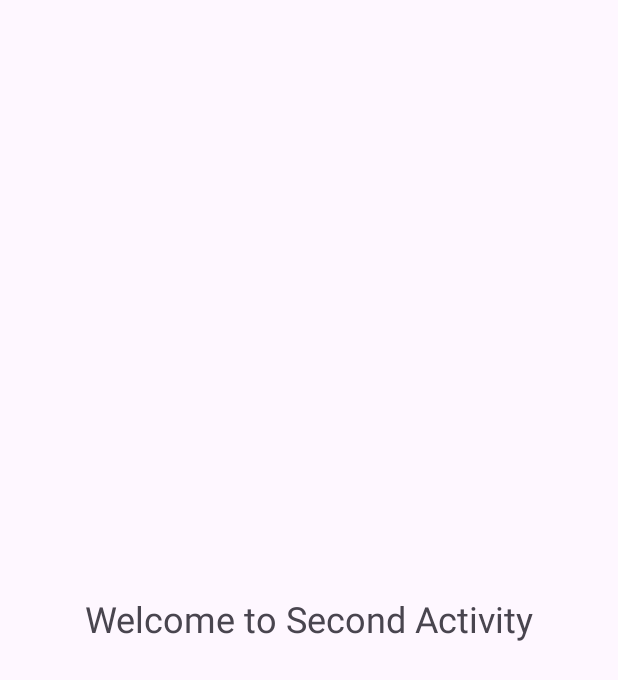
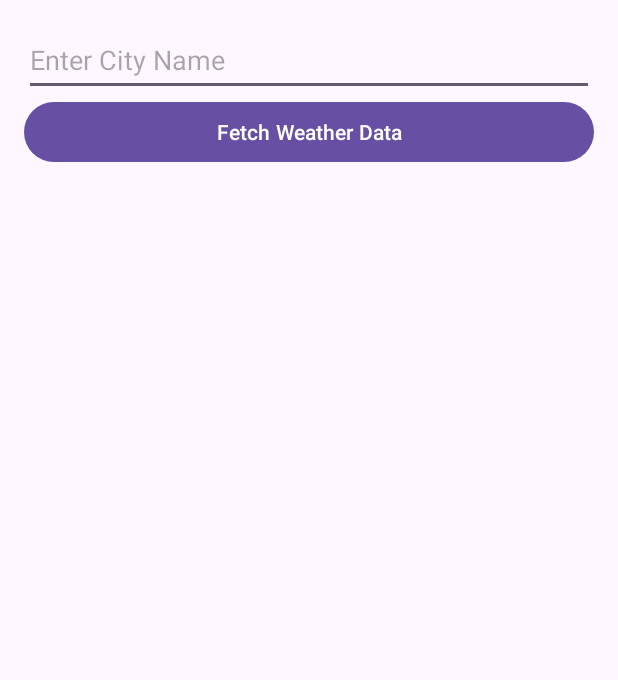
Before and after one commit to CS5520Feinberg/final-project-v2-group-11, an Android app: the SecondActivity screen opened directly, with no data from a screen before it, on a phone screen of 412 x 824 dp. Shown: the top 680 px of the screen. Run offline under Robolectric (Android 15) with nearby library versions, the phone set to English and light mode, and no system bars.

Commit message:
added weather map api and relevant buttons

```diff
--- a/NUMAD23Su_gourpv2_11/app/src/main/AndroidManifest.xml
+++ b/NUMAD23Su_gourpv2_11/app/src/main/AndroidManifest.xml
@@ -2,6 +2,7 @@
 <manifest xmlns:android="http://schemas.android.com/apk/res/android"
     xmlns:tools="http://schemas.android.com/tools">
 
+    <uses-permission android:name="android.permission.INTERNET" />
     <application
         android:allowBackup="true"
         android:dataExtractionRules="@xml/data_extraction_rules"
--- a/NUMAD23Su_gourpv2_11/app/src/main/java/com/example/numad23su_gourpv2_11/SecondActivity.java
+++ b/NUMAD23Su_gourpv2_11/app/src/main/java/com/example/numad23su_gourpv2_11/SecondActivity.java
@@ -1,13 +1,79 @@
 package com.example.numad23su_gourpv2_11;
 
 import android.os.Bundle;
+import android.util.Log;
+import android.view.View;
+import android.widget.Button;
+import android.widget.EditText;
+import android.widget.ProgressBar;
+import android.widget.TextView;
+
 import androidx.appcompat.app.AppCompatActivity;
 
+import org.json.JSONObject;
+
+import java.io.BufferedReader;
+import java.io.InputStreamReader;
+import java.net.HttpURLConnection;
+import java.net.URL;
+
 public class SecondActivity extends AppCompatActivity {
+    private static final String API_KEY = "805749b9bcdde60cbe02310708cdfe0c";
+    private EditText cityName;
+    private Button fetchButton;
+    private TextView resultTextView;
+    private ProgressBar progressBar;
 
     @Override
     protected void onCreate(Bundle savedInstanceState) {
         super.onCreate(savedInstanceState);
         setContentView(R.layout.activity_second);
+
+        cityName = findViewById(R.id.city_name);
+        fetchButton = findViewById(R.id.fetch_button);
+        resultTextView = findViewById(R.id.result_text_view);
+        progressBar = findViewById(R.id.progress_circular);
+
+        fetchButton.setOnClickListener(view -> fetchWeatherData());
+    }
+
+    private void fetchWeatherData() {
+        String city = cityName.getText().toString();
+
+        Thread thread = new Thread(() -> {
+            try {
+                runOnUiThread(() -> progressBar.setVisibility(View.VISIBLE));
+                URL url = new URL("http://api.openweathermap.org/data/2.5/weather?q=" + city + "&appid=" + API_KEY);
+                HttpURLConnection conn = (HttpURLConnection) url.openConnection();
+                conn.setRequestMethod("GET");
+                BufferedReader rd = new BufferedReader(new InputStreamReader(conn.getInputStream()));
+                String line;
+                StringBuilder result = new StringBuilder();
+                while ((line = rd.readLine()) != null) {
+                    result.append(line);
+                }
+                rd.close();
+                parseJsonData(result.toString());
+            } catch (Exception e) {
+                Log.e("SecondActivity", "Error fetching weather data", e);
+            } finally {
+                runOnUiThread(() -> progressBar.setVisibility(View.GONE));
+            }
+        });
+        thread.start();
+    }
+
+
+    private void parseJsonData(String jsonData) {
+        try {
+            JSONObject obj = new JSONObject(jsonData);
+            JSONObject main = obj.getJSONObject("main");
+            final String temperature = main.getString("temp");
+            final String humidity = main.getString("humidity");
+
+            runOnUiThread(() -> resultTextView.setText("Temperature: " + temperature + "\n" + "Humidity: " + humidity));
+        } catch (Exception e) {
+            Log.e("SecondActivity", "Error parsing JSON", e);
+        }
     }
 }
--- a/NUMAD23Su_gourpv2_11/app/src/main/res/layout/activity_second.xml
+++ b/NUMAD23Su_gourpv2_11/app/src/main/res/layout/activity_second.xml
@@ -1,20 +1,36 @@
 <?xml version="1.0" encoding="utf-8"?>
-<androidx.constraintlayout.widget.ConstraintLayout xmlns:android="http://schemas.android.com/apk/res/android"
-    xmlns:app="http://schemas.android.com/apk/res-auto"
-    xmlns:tools="http://schemas.android.com/tools"
+<LinearLayout xmlns:android="http://schemas.android.com/apk/res/android"
     android:layout_width="match_parent"
     android:layout_height="match_parent"
-    tools:context=".SecondActivity">
+    android:orientation="vertical"
+    android:padding="16dp">
+
+    <EditText
+        android:id="@+id/city_name"
+        android:layout_width="match_parent"
+        android:layout_height="wrap_content"
+        android:hint="@string/enter_city_name"
+        android:inputType="text"
+        android:minHeight="48dp" />
+
+    <Button
+        android:id="@+id/fetch_button"
+        android:layout_width="match_parent"
+        android:layout_height="wrap_content"
+        android:text="@string/fetch_weather_data" />
+
+    <ProgressBar
+        android:id="@+id/progress_circular"
+        android:layout_width="wrap_content"
+        android:layout_height="wrap_content"
+        android:layout_gravity="center_horizontal"
+        android:visibility="gone" />
 
     <TextView
-        android:id="@+id/textView_second"
-        android:layout_width="wrap_content"
+        android:id="@+id/result_text_view"
+        android:layout_width="match_parent"
         android:layout_height="wrap_content"
-        android:text="@string/welcome_to_second_activity"
-        android:textSize="24sp"
-        app:layout_constraintBottom_toBottomOf="parent"
-        app:layout_constraintEnd_toEndOf="parent"
-        app:layout_constraintStart_toStartOf="parent"
-        app:layout_constraintTop_toTopOf="parent" />
+        android:textSize="16sp"
+        android:paddingTop="16dp" />
 
-</androidx.constraintlayout.widget.ConstraintLayout>
+</LinearLayout>
--- a/NUMAD23Su_gourpv2_11/app/src/main/res/values/strings.xml
+++ b/NUMAD23Su_gourpv2_11/app/src/main/res/values/strings.xml
@@ -3,4 +3,6 @@
     <string name="group_v2_11">Group v2 11</string>
     <string name="open_second_activity">Open Second Activity</string>
     <string name="welcome_to_second_activity">Welcome to Second Activity</string>
+    <string name="enter_city_name">Enter City Name</string>
+    <string name="fetch_weather_data">Fetch Weather Data</string>
 </resources>
```
